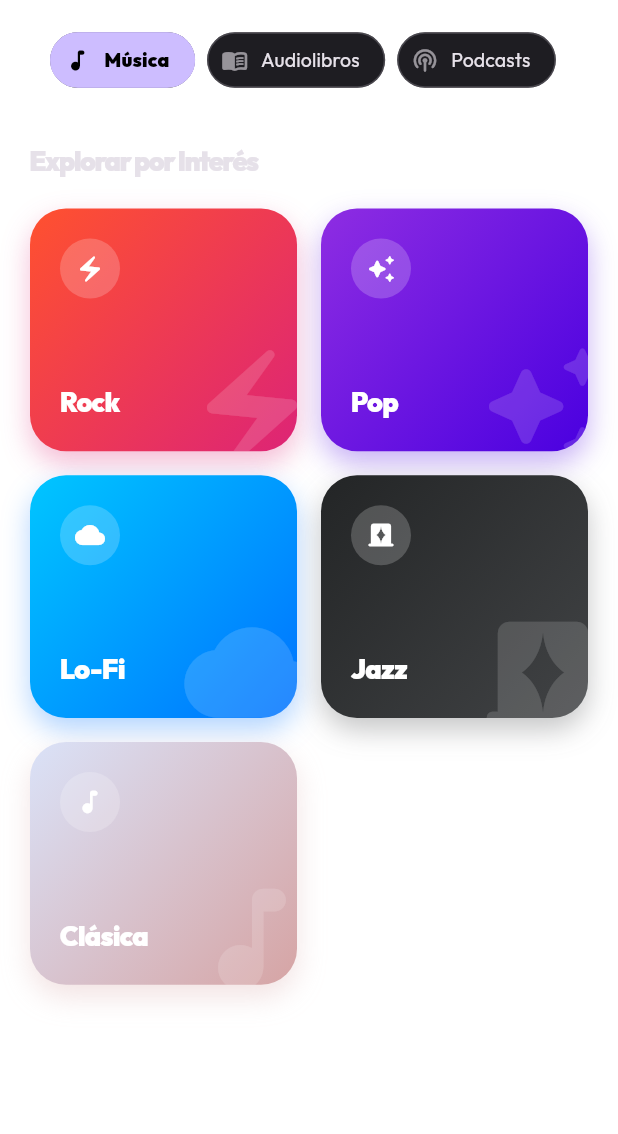
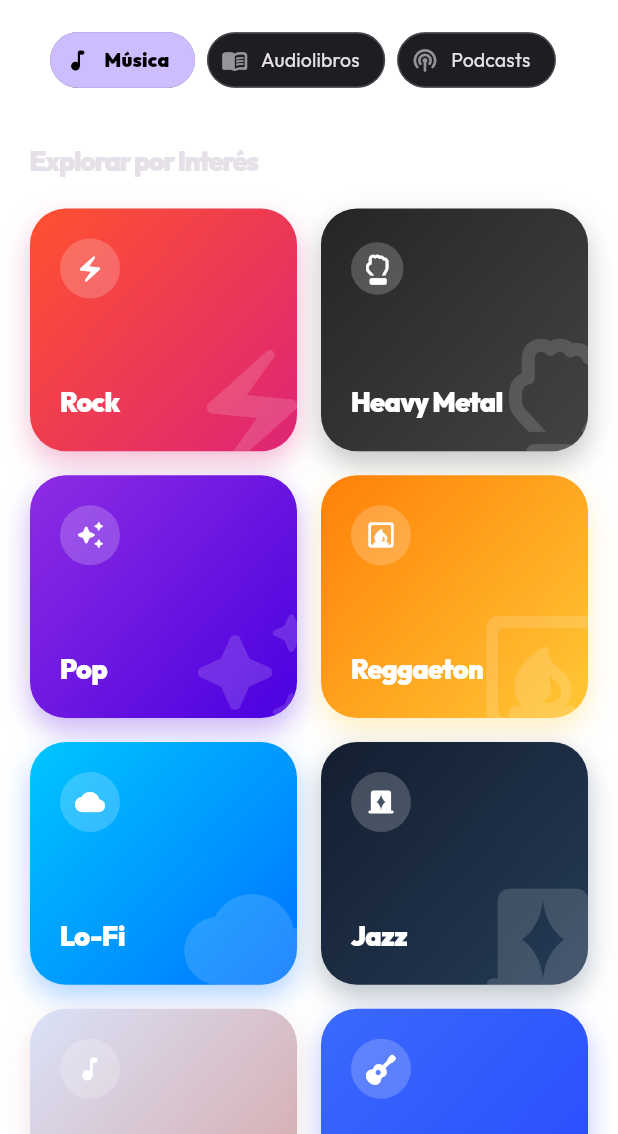
Before and after one commit to CARsoftAR/flowy, a Flutter app: the SearchPage screen opened directly, on a phone screen of 412 x 824 dp, the part 102-1236 px from its top. Run offline on Flutter 3.47's test engine with Material 3 defaults, Android fonts, the phone set to English and light mode, and no system bars; drawn by our look-alikes of dynamic_color, flutter_animate; our stand-ins replace audio_service, cached_network_image, dartz, dio, equatable, font_awesome_flutter and 10 more; missing offline and left inert: mesh_gradient, youtube_explode_dart; accounts and stored records are empty; network calls fail; statements that could not run were skipped.

Commit message:
UI Refinement: Removed notifications and smart mixes, expanded music and audiobook categories, and fixed stats layout

```diff
--- a/lib/domain/entities/interest_entity.dart
+++ b/lib/domain/entities/interest_entity.dart
@@ -29,7 +29,15 @@ class CategoryData {
       icon: Icons.electric_bolt_rounded,
       gradientColors: [Color(0xFFFF512F), Color(0xFFDD2476)],
       category: AudioCategory.music,
-      searchQuerySuffix: 'rock music',
+      searchQuerySuffix: 'rock music classics',
+    ),
+    InterestEntity(
+      id: 'heavy_metal',
+      title: 'Heavy Metal',
+      icon: FontAwesomeIcons.handRock,
+      gradientColors: [Color(0xFF232526), Color(0xFF414345)],
+      category: AudioCategory.music,
+      searchQuerySuffix: 'heavy metal full album',
     ),
     InterestEntity(
       id: 'pop',
@@ -37,7 +45,15 @@ class CategoryData {
       icon: Icons.auto_awesome_rounded,
       gradientColors: [Color(0xFF8E2DE2), Color(0xFF4A00E0)],
       category: AudioCategory.music,
-      searchQuerySuffix: 'pop music',
+      searchQuerySuffix: 'pop music hits',
+    ),
+    InterestEntity(
+      id: 'reggaeton',
+      title: 'Reggaeton',
+      icon: Icons.fireplace_rounded,
+      gradientColors: [Color(0xFFFF8008), Color(0xFFFFC837)],
+      category: AudioCategory.music,
+      searchQuerySuffix: 'reggaeton mix 2024',
     ),
     InterestEntity(
       id: 'lofi',
@@ -45,15 +61,15 @@ class CategoryData {
       icon: Icons.cloud_rounded,
       gradientColors: [Color(0xFF00C6FF), Color(0xFF0072FF)],
       category: AudioCategory.music,
-      searchQuerySuffix: 'lofi hip hop',
+      searchQuerySuffix: 'lofi hip hop radio',
     ),
     InterestEntity(
       id: 'jazz',
       title: 'Jazz',
       icon: Icons.curtains_rounded,
-      gradientColors: [Color(0xFF232526), Color(0xFF414345)],
+      gradientColors: [Color(0xFF141E30), Color(0xFF243B55)],
       category: AudioCategory.music,
-      searchQuerySuffix: 'jazz classics',
+      searchQuerySuffix: 'jazz classics smooth',
     ),
     InterestEntity(
       id: 'classical',
@@ -61,7 +77,15 @@ class CategoryData {
       icon: Icons.music_note_rounded,
       gradientColors: [Color(0xFFDAE2F8), Color(0xFFD6A4A4)],
       category: AudioCategory.music,
-      searchQuerySuffix: 'classical music orchestra',
+      searchQuerySuffix: 'classical music orchestra best',
+    ),
+    InterestEntity(
+      id: 'blues',
+      title: 'Blues',
+      icon: FontAwesomeIcons.guitar,
+      gradientColors: [Color(0xFF396afc), Color(0xFF2948ff)],
+      category: AudioCategory.music,
+      searchQuerySuffix: 'blues music classics',
     ),
   ];
 
@@ -72,7 +96,7 @@ class CategoryData {
       icon: FontAwesomeIcons.magnifyingGlass,
       gradientColors: [Color(0xFF0F2027), Color(0xFF203A43), Color(0xFF2C5364)],
       category: AudioCategory.audiobooks,
-      searchQuerySuffix: 'audiolibro misterio completo',
+      searchQuerySuffix: 'audiolibro misterio completo español',
     ),
     InterestEntity(
       id: 'terror_fiction',
@@ -80,7 +104,7 @@ class CategoryData {
       icon: FontAwesomeIcons.skull,
       gradientColors: [Color(0xFF000000), Color(0xFF434343)],
       category: AudioCategory.audiobooks,
-      searchQuerySuffix: 'audiolibro relatos de terror español',
+      searchQuerySuffix: 'audiolibro relatos de terror español completo',
     ),
     InterestEntity(
       id: 'fiction',
@@ -88,7 +112,15 @@ class CategoryData {
       icon: Icons.menu_book_rounded,
       gradientColors: [Color(0xFF11998e), Color(0xFF38ef7d)],
       category: AudioCategory.audiobooks,
-      searchQuerySuffix: 'audiolibro completo ficción',
+      searchQuerySuffix: 'audiolibro completo ficción español',
+    ),
+    InterestEntity(
+      id: 'philosophy',
+      title: 'Filosofía',
+      icon: FontAwesomeIcons.featherPointed,
+      gradientColors: [Color(0xFF485563), Color(0xFF29323c)],
+      category: AudioCategory.audiobooks,
+      searchQuerySuffix: 'audiolibro filosofía español completo',
     ),
     InterestEntity(
       id: 'personal_dev',
@@ -96,7 +128,15 @@ class CategoryData {
       icon: Icons.psychology_rounded,
       gradientColors: [Color(0xFFF2994A), Color(0xFFF2C94C)],
       category: AudioCategory.audiobooks,
-      searchQuerySuffix: 'audiolibro desarrollo personal',
+      searchQuerySuffix: 'audiolibro desarrollo personal español',
+    ),
+    InterestEntity(
+      id: 'psychology',
+      title: 'Psicología',
+      icon: FontAwesomeIcons.brain,
+      gradientColors: [Color(0xFF7b4397), Color(0xFFdc2430)],
+      category: AudioCategory.audiobooks,
+      searchQuerySuffix: 'audiolibro psicologia español completo',
     ),
     InterestEntity(
       id: 'history_books',
@@ -104,7 +144,7 @@ class CategoryData {
       icon: Icons.account_balance_rounded,
       gradientColors: [Color(0xFF4b6cb7), Color(0xFF182848)],
       category: AudioCategory.audiobooks,
-      searchQuerySuffix: 'audiolibro historia completa',
+      searchQuerySuffix: 'audiolibro historia completa español',
     ),
     InterestEntity(
       id: 'finance_books',
@@ -112,7 +152,23 @@ class CategoryData {
       icon: Icons.payments_rounded,
       gradientColors: [Color(0xFF1D976C), Color(0xFF93F9B9)],
       category: AudioCategory.audiobooks,
-      searchQuerySuffix: 'audiolibro finanzas y dinero',
+      searchQuerySuffix: 'audiolibro finanzas y dinero español',
+    ),
+    InterestEntity(
+      id: 'science_books',
+      title: 'Divulgación',
+      icon: FontAwesomeIcons.atom,
+      gradientColors: [Color(0xFF000428), Color(0xFF004e92)],
+      category: AudioCategory.audiobooks,
+      searchQuerySuffix: 'audiolibro ciencia español completo',
+    ),
+    InterestEntity(
+      id: 'biohacking',
+      title: 'Biohacking',
+      icon: FontAwesomeIcons.microchip,
+      gradientColors: [Color(0xFF0575E6), Color(0xFF021B79)],
+      category: AudioCategory.audiobooks,
+      searchQuerySuffix: 'audiolibro salud biohacking español',
     ),
   ];
 
```
Also changed, not shown: lib/features/home/presentation/pages/home_page.dart (+24 -55 lines).
